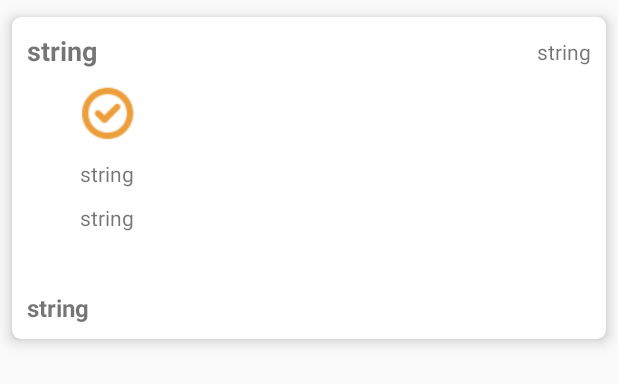
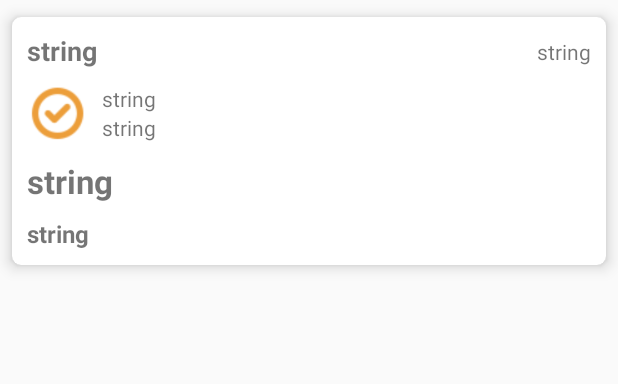
Before and after one commit to Almog-Cohen/Petbook, an Android app: the layout card_feed.xml on its own in the app's theme, with its tools: preview values and no code run, on a phone screen of 412 x 824 dp. Shown: the top 384 px of the screen. Run offline under Robolectric (Android 15) with nearby library versions, the light colour scheme and no system bars.

Commit message:
galos 22/06

```diff
--- a/app/src/main/res/layout/card_feed.xml
+++ b/app/src/main/res/layout/card_feed.xml
@@ -51,6 +51,11 @@
                 android:layout_marginTop="10dp"
                 android:orientation="vertical">
 
+                <LinearLayout
+                    android:layout_width="107dp"
+                    android:layout_height="wrap_content"
+                    android:orientation="horizontal">
+
                     <ImageView
                         android:id="@+id/ivType"
                         android:layout_width="40dp"
@@ -59,31 +64,28 @@
                         android:contentDescription="@string/none"
                         app:srcCompat="@drawable/checked" />
 
+                    <LinearLayout
+                        android:layout_width="match_parent"
+                        android:layout_height="match_parent"
+                        android:layout_marginStart="10dp"
+                        android:orientation="vertical">
+
                         <TextView
                             android:id="@+id/tvName"
                             android:layout_width="wrap_content"
                             android:layout_height="wrap_content"
-                    android:layout_gravity="center"
-                    android:layout_marginTop="10dp"
                             android:text="@string/string" />
 
                         <TextView
                             android:id="@+id/tvAge"
                             android:layout_width="wrap_content"
                             android:layout_height="wrap_content"
-                    android:layout_gravity="center"
-                    android:layout_marginTop="10dp"
                             android:text="@string/string" />
 
-                <TextView
-                    android:id="@+id/tvPay"
-                    android:layout_width="wrap_content"
-                    android:layout_height="wrap_content"
-                    android:layout_gravity="center"
-                    android:layout_marginTop="10dp"
-                    android:text="@string/none"
-                    android:textSize="22sp"
-                    android:textStyle="bold" />
+                    </LinearLayout>
+
+                </LinearLayout>
+
 
                 <!--                <ImageView-->
                 <!--                    android:id="@+id/ivIsFree"-->
@@ -108,10 +110,25 @@
         </LinearLayout>
 
         <TextView
+            android:id="@+id/tvPay"
+            android:layout_width="wrap_content"
+            android:layout_height="wrap_content"
+            android:layout_below="@+id/layout"
+            android:layout_alignParentStart="true"
+            android:layout_gravity="center"
+            android:layout_marginTop="10dp"
+            android:text="string"
+            android:textSize="22sp"
+            android:textStyle="bold" />
+
+        <TextView
             android:id="@+id/tvPostText"
             android:layout_width="match_parent"
             android:layout_height="wrap_content"
-            android:layout_below="@id/layout"
+            android:layout_below="@+id/tvPay"
+            android:layout_alignParentEnd="true"
+            android:layout_alignParentBottom="false"
+            android:layout_marginTop="9dp"
             android:text="@string/string"
             android:textAlignment="textStart"
             android:textSize="16sp"
--- a/app/src/main/res/xml/fragment_splash_scene.xml
+++ b/app/src/main/res/xml/fragment_splash_scene.xml
@@ -17,6 +17,6 @@
     <Transition
         motion:constraintSetStart="@+id/Splash_start"
         motion:constraintSetEnd="@+id/Splash_end"
-        motion:duration="2000"/>
+        motion:duration="4000"/>
 
 </MotionScene>
```
Also changed, not shown: app/src/main/java/com/thegalos/petbook/MainActivity.java (+6 -2 lines), app/src/main/java/com/thegalos/petbook/fragments/Profile.java (+18 -20 lines), app/src/main/java/com/thegalos/petbook/fragments/Splash.java (+8 -2 lines). Lines whose indentation alone changed are shown as unchanged.
